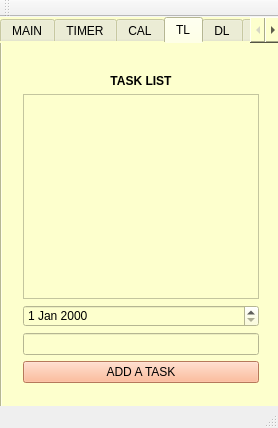
This is doro_manager.ui in xpero39/doro_manager as Qt 5 draws it before an edit. The edited form follows.
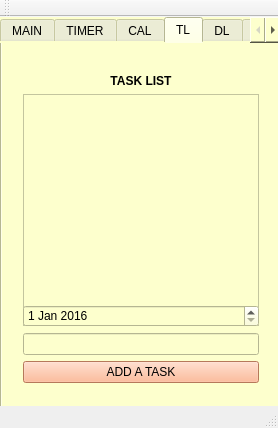
This is the edited form. The open tabs and pages were chosen to show the change.

Commit message: Fix to countdown not working properly after Break button being used.

```diff
--- a/doro_manager.ui
+++ b/doro_manager.ui
@@ -584,10 +584,28 @@
         </widget>
        </item>
        <item>
-        <widget class="QListWidget" name="TaskListWidget"/>
+        <widget class="QListWidget" name="TaskListWidget">
+         <property name="minimumSize">
+          <size>
+           <width>0</width>
+           <height>232</height>
+          </size>
+         </property>
+        </widget>
        </item>
        <item>
-        <widget class="QDateEdit" name="dateEdit"/>
+        <widget class="QDateEdit" name="dateEdit">
+         <property name="minimumDateTime">
+          <datetime>
+           <hour>0</hour>
+           <minute>0</minute>
+           <second>0</second>
+           <year>2016</year>
+           <month>1</month>
+           <day>1</day>
+          </datetime>
+         </property>
+        </widget>
        </item>
        <item>
         <widget class="QLineEdit" name="lineEdit"/>
```
Left out of the diff: 12 changed lines with no effect on the pictures. The commit also changes 7 other files.
